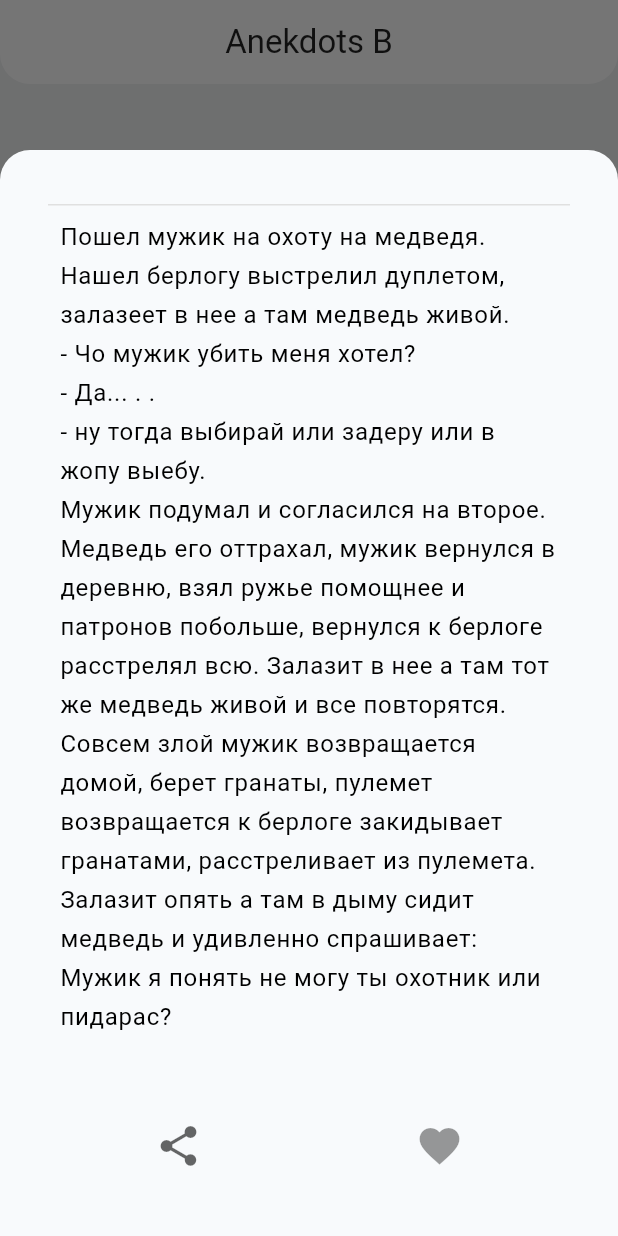
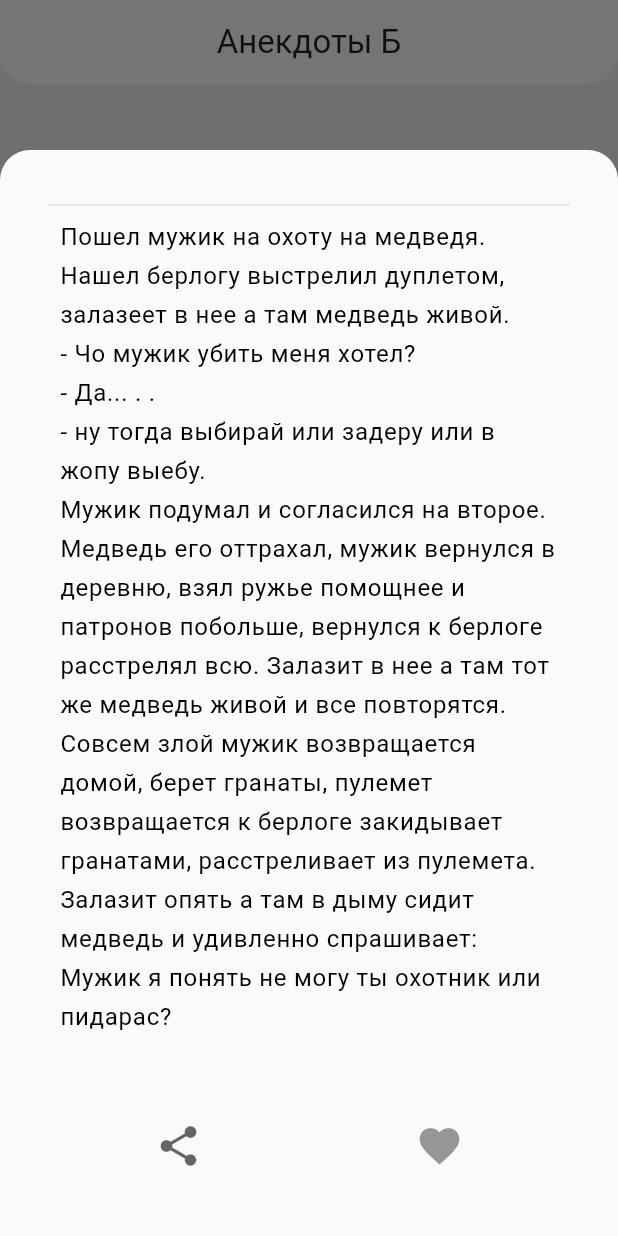
Before and after one commit to renz1k/category_b, a Flutter app: the screen it shows after launch, after a tap on "Рандомный анекдот", on a phone screen of 412 x 824 dp. Run offline on Flutter 3.47's test engine with Material 3 defaults, Android fonts, the phone set to English and light mode, and no system bars; our stand-ins replace auto_route, bloc, cloud_firestore, equatable, firebase_core, firebase_crashlytics and 11 more; missing offline and left inert: app_settings; accounts and stored records are empty; statements that could not run were skipped.

Commit message:
fix(texts): correct titles in app texts

```diff
--- a/lib/core/texts/app_texts.dart
+++ b/lib/core/texts/app_texts.dart
@@ -6,8 +6,8 @@ class AppTexts {
   static const favoritesEmptyList = 'Избранных анекдотов нет';
   static const searchHint = 'Поиск...';
 
-  static const homeTabTitle = 'main.html';
-  static const favoritesTabTitle = 'ОЧ нраица';
+  static const homeTabTitle = 'Главная';
+  static const favoritesTabTitle = 'Избранное';
   static const settingsTabTitle = 'Настройки';
 
   static const settingsScreenTitle = 'Настройки';
@@ -32,7 +32,7 @@ class AppTexts {
       'Разрешение на уведомления отключено. Откройте настройки приложения, чтобы включить уведомления.';
   static const settingsNotificationDialogLater = 'В следующий раз';
 
-  static const generateScreenTitle = 'Anekdots B';
+  static const generateScreenTitle = 'Анекдоты Б';
   static const generateButtonText = 'Рандомный анекдот';
 
   static const addAnekdotTooltip = 'Добавить свой анекдот';
```
Also changed, not shown: 1 other file.
